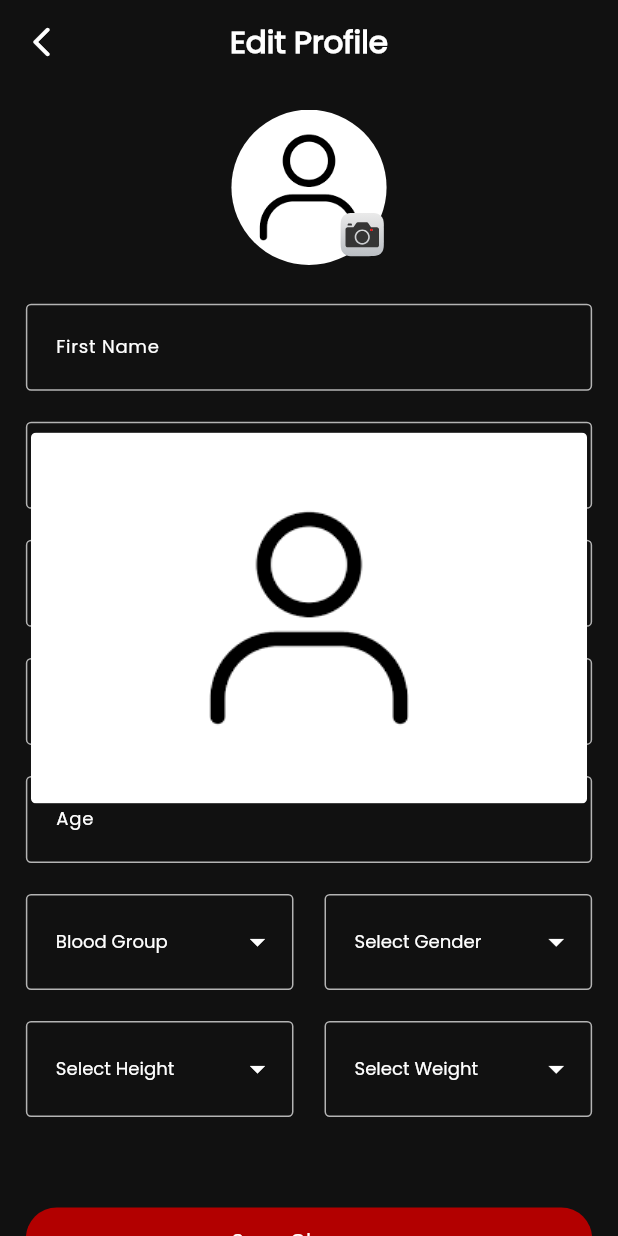
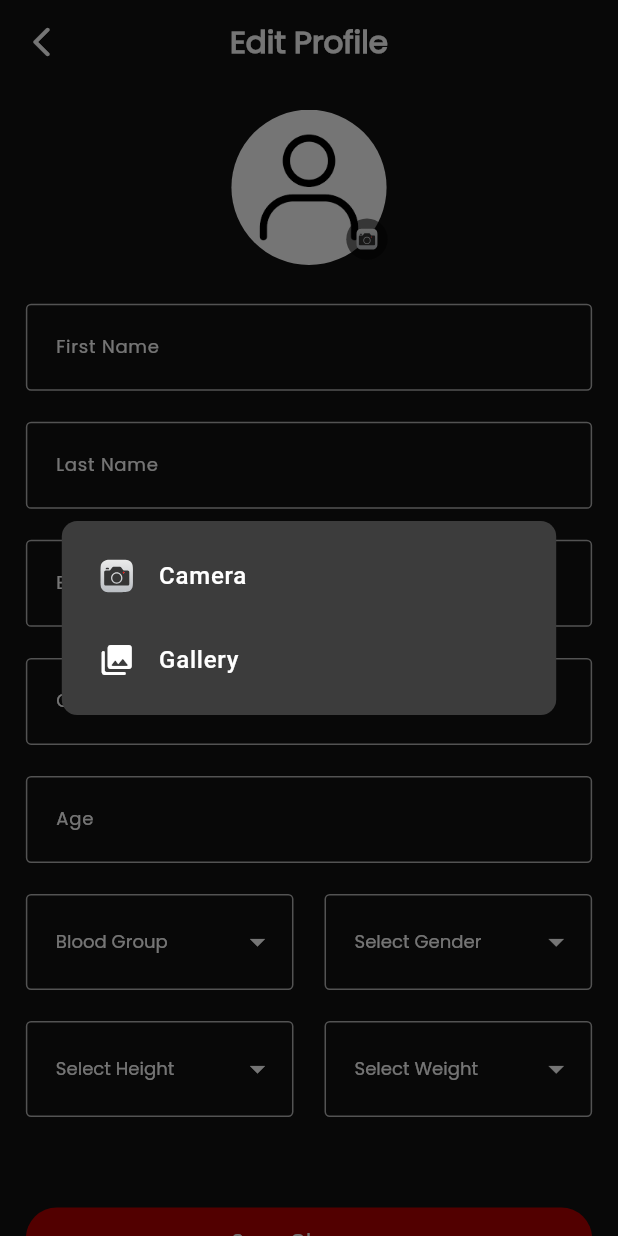
Before and after one commit to ImtiazChowdhuryWork/BloodFit_STA, a Flutter app: the EditProfileScreen screen opened by its route, after a tap on an icon or button, on a phone screen of 412 x 824 dp. Run offline on Flutter 3.47's test engine with Material 3 defaults, Android fonts, the phone set to English and light mode, and no system bars; our stand-ins replace auto_animated, flutter_screenutil, flutter_svg, get, get_it, get_storage and 3 more; missing offline and left inert: dotlottie_loader; accounts and stored records are empty.

Commit message:
custom image Picker added at the project and made changes at the ui

```diff
--- a/lib/bindings/controllers_binding.dart
+++ b/lib/bindings/controllers_binding.dart
@@ -19,6 +19,6 @@ class ControllerBindings extends Bindings {
     Get.lazyPut(() => VerifyOtpScreenController());
     Get.lazyPut(() => ResetPasswordScreenController());
     Get.lazyPut(() => ProfileScreenController());
-    Get.lazyPut(() => EditProfileScreenController());
+    Get.lazyPut(() => EditProfileScreenController(), fenix: true);
   }
 }
--- a/lib/constants/appList.dart
+++ b/lib/constants/appList.dart
@@ -34,6 +34,11 @@ class AppList {
   static List<ProfileTileModel> freeUserProfileTileList = [
     ProfileTileModel(
       imagePath: Assets.icons.personIcon,
+      title: "View Profile",
+      route: Routes.viewProfileInfoScreen,
+    ),
+    ProfileTileModel(
+      imagePath: Assets.icons.personIcon,
       title: "Edit Profile",
       route: Routes.editProfileScreen,
     ),
@@ -41,6 +46,11 @@ class AppList {
       imagePath: Assets.icons.settingsIcon,
       title: "Settings",
       route: Routes.settingsScreen,
+    ),
+    ProfileTileModel(
+      imagePath: Assets.icons.mealIcon,
+      title: "Subscription: Starter",
+      route: Routes.subscriptionScreen,
     ),
   ];
 
--- /dev/null
+++ b/lib/custom_widgets/custom_image_picker_widget.dart
@@ -0,0 +1,82 @@
+import 'dart:io';
+import 'package:bloodfit/gen/assets.gen.dart';
+import 'package:flutter/material.dart';
+import 'package:flutter_screenutil/flutter_screenutil.dart';
+import 'package:flutter_svg/flutter_svg.dart';
+import 'package:get/get.dart';
+
+import '../../../controllers/custom_image_picker_controller.dart';
+import '../utils/image_preview.dart';
+import '../utils/image_picker_handler.dart';
+
+class CustomImagePickerWidget extends StatelessWidget {
+  final CustomImagePickerController controller;
+  final ImagePickerHandler handler;
+  final String defaultImagePath;
+  final String editIconPath;
+  final double shapeHeight;
+  final double shapeWidth;
+
+  const CustomImagePickerWidget({
+    super.key,
+    required this.controller,
+    required this.handler,
+    required this.defaultImagePath,
+    required this.editIconPath,
+    required this.shapeHeight,
+    required this.shapeWidth,
+  });
+
+  @override
+  Widget build(BuildContext context) {
+    return Obx(() {
+      final imagePath = controller.pickedImagePath.value;
+
+      return Stack(
+        alignment: Alignment.bottomRight,
+        children: [
+          InkWell(
+            onTap: () {
+              ImagePreview.show(context, imagePath);
+            },
+            child: Container(
+              height: shapeHeight,
+              width: shapeWidth,
+              decoration: BoxDecoration(
+                shape: BoxShape.circle,
+                image: DecorationImage(
+                  fit: BoxFit.cover,
+                  image: imagePath.isNotEmpty
+                      ? FileImage(File(imagePath))
+                      : AssetImage(defaultImagePath) as ImageProvider,
+                ),
+              ),
+            ),
+          ),
+          Positioned(
+            bottom: 4.h,
+            right: 4.w,
+            child: InkWell(
+              onTap: () {
+                handler.handlePick(context);
+              },
+              child: CircleAvatar(
+                radius: 16.r,
+                backgroundColor: Colors.black54,
+                child: SvgPicture.asset(
+                  Assets.icons.cameraIcon,
+                  width: 18.w,
+                  height: 18.h,
+                  colorFilter: const ColorFilter.mode(
+                    Colors.white,
+                    BlendMode.dst,
+                  ),
+                ),
+              ),
+            ),
+          ),
+        ],
+      );
+    });
+  }
+}
--- a/lib/features/edit_profil/presentation/edit_profile_screen.dart
+++ b/lib/features/edit_profil/presentation/edit_profile_screen.dart
@@ -10,20 +10,27 @@ import 'package:flutter_screenutil/flutter_screenutil.dart';
 import 'package:get/get.dart';
 import 'package:image_picker/image_picker.dart';
 
+import '../../../controllers/custom_image_picker_controller.dart';
 import '../../../controllers/edit_profile_screen_controller.dart';
-import '../../../controllers/profile_screen_controller.dart';
 import '../../../custom_widgets/custom_drop_down_field_widget.dart';
+import '../../../custom_widgets/custom_image_picker_widget.dart';
 import '../../../custom_widgets/go_back_widget.dart';
 import '../../../gen/assets.gen.dart';
 import '../../../helper/ui_helpers.dart';
-import '../../my_profile/presentation/widgets/profile_image_showing_widget.dart';
-import '../../my_profile/presentation/widgets/show_image_picker_dialog.dart';
+import '../../../utils/image_picker_handler.dart';
 
 class EditProfileScreen extends StatelessWidget {
   EditProfileScreen({super.key});
 
-  final ProfileScreenController profileScreenController =
-      Get.find<ProfileScreenController>();
+  final CustomImagePickerController imageController = Get.put(
+    CustomImagePickerController(),
+    tag: 'editProfileScreen',
+  );
+
+  late final ImagePickerHandler pickerHandler = ImagePickerHandler(
+    imageController,
+  );
+
   final EditProfileScreenController editProfileScreenController =
       Get.find<EditProfileScreenController>();
 
@@ -49,35 +56,15 @@ class EditProfileScreen extends StatelessWidget {
               crossAxisAlignment: CrossAxisAlignment.center,
               children: [
                 ///Section : ---------------------///Profile Image Picker Widget///-----------
-                Obx(() {
-                  return ProfileImageShowingWidget(
-                    onTap: () {
-                      log("Camera Icon Button Taped!");
-                      showImagPickerDialog(
-                        cameraOntap: () {
-                          log("Camera Button Tapped!");
-                          Get.back();
-                          profileScreenController.imagePicker(
-                            imagPickerSource: ImageSource.camera,
-                          );
-                        },
-                        galleryOntap: () {
-                          log("Gallery Button Taped!");
-                          Get.back();
-                          profileScreenController.imagePicker(
-                            imagPickerSource: ImageSource.gallery,
-                          );
-                        },
-                      );
-                    },
-                    shapeHeight: 120.h,
-                    shapeWidth: 120.w,
-                    imagePath: profileScreenController.pickedImagePath.value,
-                    defualtImagePath:
-                        Assets.images.profileAvatarDefaultImage.path,
-                    editIconPath: Assets.icons.cameraIcon,
-                  );
-                }),
+                CustomImagePickerWidget(
+                  controller: imageController,
+                  handler: pickerHandler,
+                  defaultImagePath:
+                      Assets.images.profileAvatarDefaultImage.path,
+                  editIconPath: Assets.icons.cameraIcon,
+                  shapeHeight: 120.h,
+                  shapeWidth: 120.w,
+                ),
                 UIHelper.verticalSpace(30.h),
 
                 ///Section : -----------///Form Field -> First Name///--------------
--- a/lib/features/my_profile/presentation/widgets/profile_image_showing_widget.dart
+++ b/lib/features/my_profile/presentation/widgets/profile_image_showing_widget.dart
@@ -1,85 +1,85 @@
-import 'dart:io';
+// import 'dart:io';
 
-import 'package:flutter/material.dart';
-import 'package:flutter_screenutil/flutter_screenutil.dart';
-import 'package:flutter_svg/svg.dart';
+// import 'package:flutter/material.dart';
+// import 'package:flutter_screenutil/flutter_screenutil.dart';
+// import 'package:flutter_svg/svg.dart';
 
-class ProfileImageShowingWidget extends StatelessWidget {
-  final String? imagePath;
-  final String defualtImagePath;
-  final String editIconPath;
-  final double shapeHeight;
-  final double shapeWidth;
-  final void Function()? onTap;
+// class ProfileImageShowingWidget extends StatelessWidget {
+//   final String? imagePath;
+//   final String defualtImagePath;
+//   final String editIconPath;
+//   final double shapeHeight;
+//   final double shapeWidth;
+//   final void Function()? onTap;
 
-  const ProfileImageShowingWidget({
-    super.key,
-    required this.imagePath,
-    required this.defualtImagePath,
-    required this.editIconPath,
-    required this.shapeHeight,
-    required this.shapeWidth,
-    this.onTap,
-  });
+//   const ProfileImageShowingWidget({
+//     super.key,
+//     required this.imagePath,
+//     required this.defualtImagePath,
+//     required this.editIconPath,
+//     required this.shapeHeight,
+//     required this.shapeWidth,
+//     this.onTap,
+//   });
 
-  @override
-  Widget build(BuildContext context) {
-    return InkWell(
-      onTap: () {
-        showGeneralDialog(
-          context: context,
-          barrierDismissible: true,
-          barrierLabel: '',
-          barrierColor: Colors.transparent,
-          pageBuilder: (context, _, __) {
-            return Center(
-              child: ClipRRect(
-                borderRadius: BorderRadius.circular(4.r),
-                child: Container(
-                  width: 0.9.sw,
-                  height: 0.3.sh,
-                  color: Colors.white,
-                  padding: EdgeInsets.all(10.sp),
-                  child: InteractiveViewer(
-                    child:
-                        imagePath != null &&
-                            imagePath!.isNotEmpty &&
-                            File(imagePath!).existsSync()
-                        ? Image.file(fit: BoxFit.contain, File(imagePath!))
-                        : Image.asset(defualtImagePath),
-                  ),
-                ),
-              ),
-            );
-          },
-        );
-      },
-      child: Container(
-        height: shapeHeight,
-        width: shapeWidth,
-        decoration: BoxDecoration(
-          color: Colors.transparent,
-          shape: BoxShape.circle,
-          image: DecorationImage(
-            fit: BoxFit.cover,
-            image: imagePath != null && imagePath!.isNotEmpty
-                ? FileImage(File(imagePath!))
-                : AssetImage(defualtImagePath),
-          ),
-        ),
-        child: Stack(
-          children: [
-            Positioned(
-              bottom: 5.h,
-              right: 5.w,
-              child: InkWell(
-                onTap: onTap,
-                child: SvgPicture.asset(editIconPath),
-              ),
-            ),
-          ],
-        ),
-      ),
-    );
-  }
-}
+//   @override
+//   Widget build(BuildContext context) {
+//     return InkWell(
+//       onTap: () {
+//         showGeneralDialog(
+//           context: context,
+//           barrierDismissible: true,
+//           barrierLabel: '',
+//           barrierColor: Colors.transparent,
+//           pageBuilder: (context, _, __) {
+//             return Center(
+//               child: ClipRRect(
+//                 borderRadius: BorderRadius.circular(4.r),
+//                 child: Container(
+//                   width: 0.9.sw,
+//                   height: 0.3.sh,
+//                   color: Colors.white,
+//                   padding: EdgeInsets.all(10.sp),
+//                   child: InteractiveViewer(
+//                     child:
+//                         imagePath != null &&
+//                             imagePath!.isNotEmpty &&
+//                             File(imagePath!).existsSync()
+//                         ? Image.file(fit: BoxFit.contain, File(imagePath!))
+//                         : Image.asset(defualtImagePath),
+//                   ),
+//                 ),
+//               ),
+//             );
+//           },
+//         );
+//       },
+//       child: Container(
+//         height: shapeHeight,
+//         width: shapeWidth,
+//         decoration: BoxDecoration(
+//           color: Colors.transparent,
+//           shape: BoxShape.circle,
+//           image: DecorationImage(
+//             fit: BoxFit.cover,
+//             image: imagePath != null && imagePath!.isNotEmpty
+//                 ? FileImage(File(imagePath!))
+//                 : AssetImage(defualtImagePath),
+//           ),
+//         ),
+//         child: Stack(
+//           children: [
+//             Positioned(
+//               bottom: 5.h,
+//               right: 5.w,
+//               child: InkWell(
+//                 onTap: onTap,
+//                 child: SvgPicture.asset(editIconPath),
+//               ),
+//             ),
+//           ],
+//         ),
+//       ),
+//     );
+//   }
+// }
--- a/lib/routes/routes.dart
+++ b/lib/routes/routes.dart
@@ -13,6 +13,7 @@ import 'package:bloodfit/features/notification/presentation/notification_screen.
 import 'package:bloodfit/features/onboarding/presentation/onboarding_screen.dart';
 import 'package:bloodfit/features/settings/presentation/settings_screen.dart';
 import 'package:bloodfit/features/subscription/presentation/subscription_screen.dart';
+import 'package:bloodfit/features/view_profile_info/presentation/view_profile_info_screen.dart';
 import 'package:flutter/material.dart'; // 👈 Needed for BuildContext, Widget, FadeTransition
 import 'package:get/get.dart';
 
@@ -38,6 +39,7 @@ class Routes {
   static const String mealPlanScreen = '/meal_plan_screen';
   static const String fitnessScreen = '/fit_ness_screen';
   static const String subscriptionScreen = '/subs_cription_screen';
+  static const String viewProfileInfoScreen = '/view_profile_info_screen';
 
   static final appRoutes = [
     ///Splash Screen
@@ -183,6 +185,15 @@ class Routes {
       customTransition: _customTransition(),
       transitionDuration: _duration(),
     ),
+
+    ///viewProfileInfoScreen
+    GetPage(
+      name: viewProfileInfoScreen,
+      page: () => ViewProfileInfoScreen(),
+      transition: _transition(),
+      customTransition: _customTransition(),
+      transitionDuration: _duration(),
+    ),
   ];
 }
 
--- /dev/null
+++ b/lib/utils/image_picker_dialog.dart
@@ -0,0 +1,66 @@
+import 'package:bloodfit/gen/assets.gen.dart';
+import 'package:flutter/material.dart';
+import 'package:flutter_screenutil/flutter_screenutil.dart';
+import 'package:flutter_svg/flutter_svg.dart';
+import 'package:get/get.dart';
+
+void showImagePickerDialog({
+  required VoidCallback onCameraTap,
+  required VoidCallback onGalleryTap,
+}) {
+  Get.dialog(
+    Center(
+      child: Material(
+        color: Colors.transparent,
+        child: Container(
+          width: 0.8.sw,
+          padding: EdgeInsets.all(10.sp),
+          decoration: BoxDecoration(
+            color: const Color(0xFF3C3C3C),
+            borderRadius: BorderRadius.circular(12.r),
+          ),
+          child: Column(
+            mainAxisSize: MainAxisSize.min,
+            children: [
+              ListTile(
+                onTap: onCameraTap,
+                leading: SvgPicture.asset(
+                  Assets.icons.cameraIcon,
+                  width: 24,
+                  height: 24,
+                  colorFilter: const ColorFilter.mode(
+                    Colors.white,
+                    BlendMode.dst,
+                  ),
+                ),
+                title: const Text(
+                  "Camera",
+                  style: TextStyle(
+                    color: Colors.white,
+                    fontWeight: FontWeight.w500,
+                    fontSize: 16,
+                  ),
+                ),
+              ),
+              ListTile(
+                onTap: onGalleryTap,
+                leading: const Icon(
+                  Icons.collections_rounded,
+                  color: Colors.white,
+                ),
+                title: const Text(
+                  "Gallery",
+                  style: TextStyle(
+                    color: Colors.white,
+                    fontWeight: FontWeight.w500,
+                    fontSize: 16,
+                  ),
+                ),
+              ),
+            ],
+          ),
+        ),
+      ),
+    ),
+  );
+}
--- /dev/null
+++ b/lib/utils/image_picker_handler.dart
@@ -0,0 +1,27 @@
+import 'package:bloodfit/utils/image_picker_dialog.dart';
+import 'package:flutter/material.dart';
+import 'package:get/get.dart';
+import 'package:image_picker/image_picker.dart';
+
+import '../controllers/custom_image_picker_controller.dart';
+
+class ImagePickerHandler {
+  final CustomImagePickerController controller;
+  ImagePickerHandler(this.controller);
+
+  void pickFromCamera() => controller.pickImage(ImageSource.camera);
+  void pickFromGallery() => controller.pickImage(ImageSource.gallery);
+
+  void handlePick(BuildContext context) {
+    showImagePickerDialog(
+      onCameraTap: () {
+        Get.back();
+        pickFromCamera();
+      },
+      onGalleryTap: () {
+        Get.back();
+        pickFromGallery();
+      },
+    );
+  }
+}
```
Also changed, not shown: lib/controllers/custom_image_picker_controller.dart (added, +27 -0 lines), lib/features/my_profile/presentation/my_profile_screen.dart (+20 -32 lines), lib/features/view_profile_info/presentation/view_profile_info_screen.dart (added, +26 -0 lines), lib/utils/image_preview.dart (added, +32 -0 lines).
